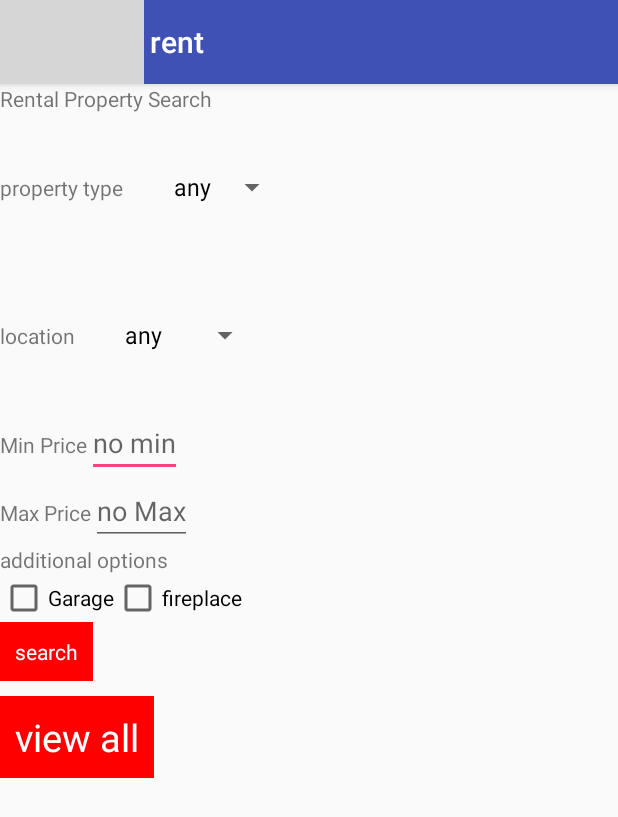
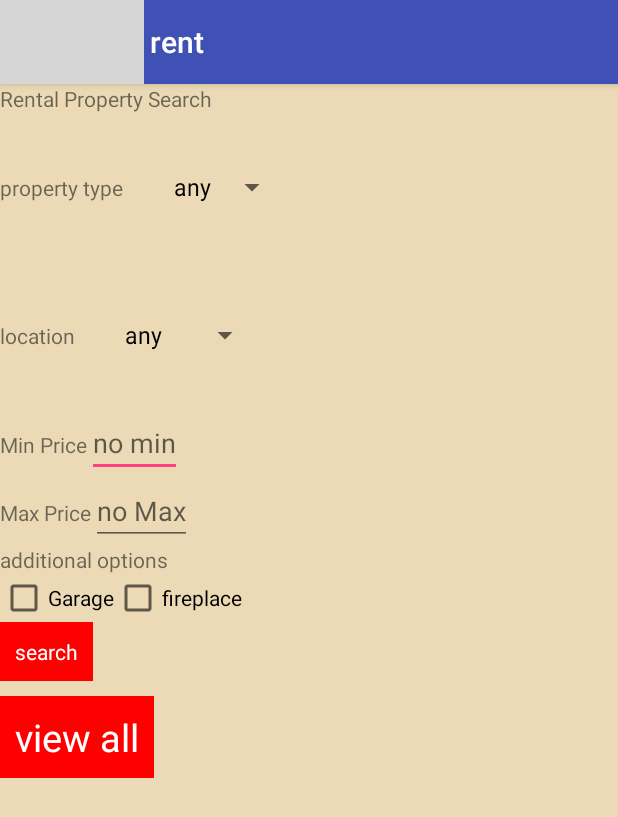
Before and after one commit to deadlycrawler/HearthstonePropertyManagement, an Android app: the rent_search screen opened directly, with no data from a screen before it, on a phone screen of 412 x 824 dp. Shown: the top 817 px of the screen. Run offline under Robolectric (Android 15) with nearby library versions, the phone set to English and light mode, and no system bars; grey boxes are pictures that could not be loaded.

Commit message:
addjusted homepage layout

```diff
--- a/app/src/main/java/com/tools/radio/hearthstonepropertymanagement/Word.java
+++ b/app/src/main/java/com/tools/radio/hearthstonepropertymanagement/Word.java
@@ -5,7 +5,8 @@ public class Word {
 
     private static final int NO_IMAGE_PROVIDED = -1;
     private int mPrice, mBeds, mBaths, mSqfeet;
-    private String mAddressLine1, mAddressLine2;
+    private String mAddressLine1;
+    private String mAddressLine2;
     private int mImageResourceId = NO_IMAGE_PROVIDED;
     //private String mLat, mLong;
 
--- a/app/src/main/java/com/tools/radio/hearthstonepropertymanagement/contact.java
+++ b/app/src/main/java/com/tools/radio/hearthstonepropertymanagement/contact.java
@@ -19,6 +19,7 @@ public class contact extends AppCompatActivity {
 //        getActionBar().setDisplayHomeAsUpEnabled(true);
 
         //TODO: add contact card for homespot *in progress*
+        //TODO: add intent to open up his personal website on click of image
 
 
         // address: 42479 US HWY 70, Portales, NM 88130
--- a/app/src/main/res/layout/rent_search.xml
+++ b/app/src/main/res/layout/rent_search.xml
@@ -1,7 +1,9 @@
 <?xml version="1.0" encoding="utf-8"?>
 <LinearLayout xmlns:android="http://schemas.android.com/apk/res/android"
+    xmlns:tools="http://schemas.android.com/tools"
     android:layout_width="match_parent"
     android:layout_height="match_parent"
+    android:background="@color/tan_background"
     android:orientation="vertical">
 
     <TextView
@@ -59,6 +61,7 @@
         <TextView
             android:layout_width="wrap_content"
             android:layout_height="wrap_content"
+            android:inputType="number"
             android:text="@string/min_price" />
 
         <EditText
--- a/app/src/main/res/values/colors.xml
+++ b/app/src/main/res/values/colors.xml
@@ -9,4 +9,6 @@
     <color name="sand">#996600</color>
     <color name="burnt">#990033</color>
     <color name="white">#ffffff</color>
+
+    <color name="tan_background">#ebdab5</color>
 </resources>
```
Also changed, not shown: app/src/main/res/layout/activity_main.xml (+16 -11 lines).
